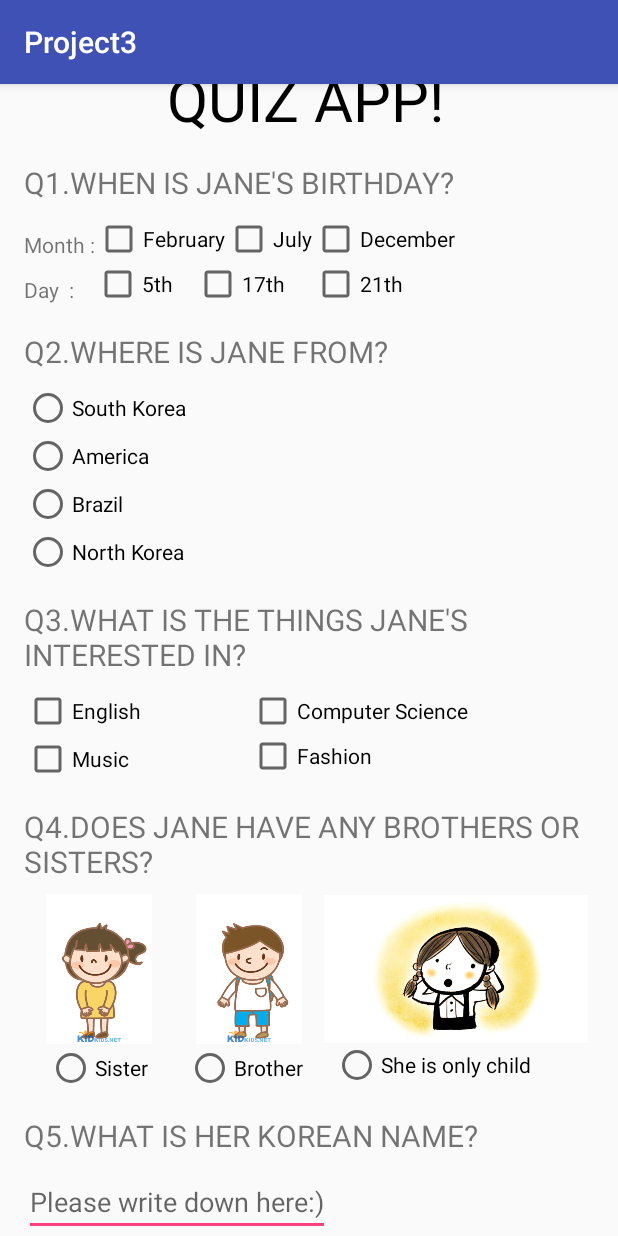
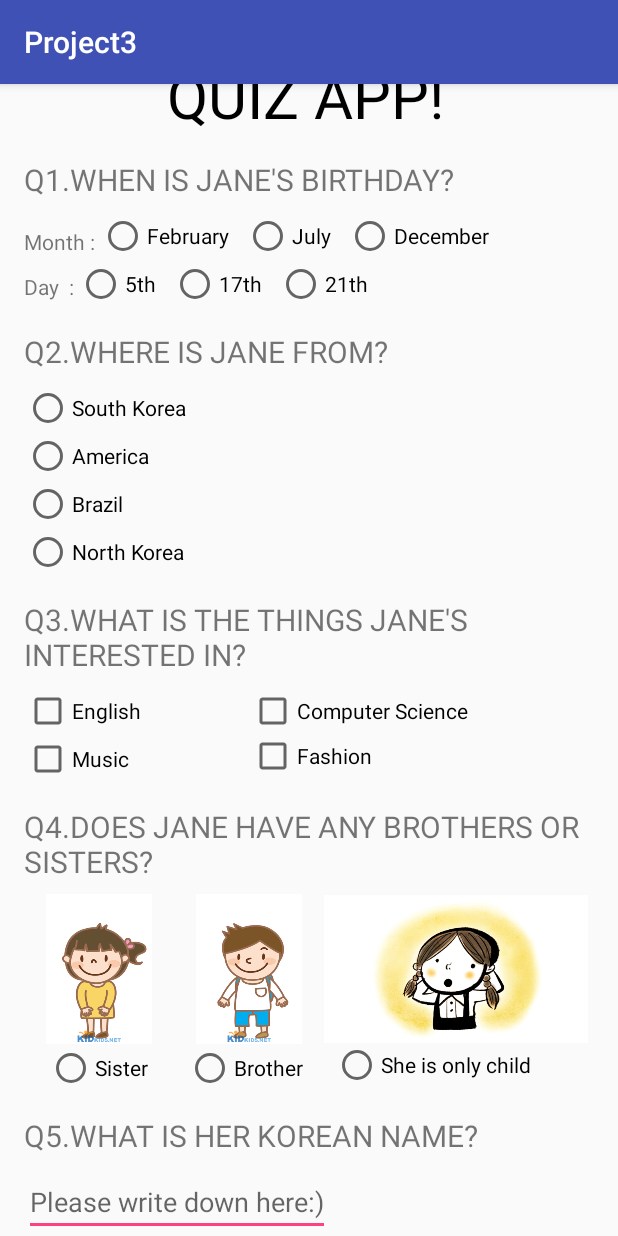
Before and after one commit to Jane0205/Project3_1, an Android app: the screen it shows after launch (MainActivity), on a phone screen of 412 x 824 dp. Run offline under Robolectric (Android 15) with nearby library versions, the phone set to English and light mode, and no system bars.

```diff
--- a/app/src/main/java/com/example/android/project3/MainActivity.java
+++ b/app/src/main/java/com/example/android/project3/MainActivity.java
@@ -8,10 +8,16 @@ import android.widget.EditText;
 import android.widget.RadioGroup;
 import android.widget.Toast;
 
+import static com.example.android.project3.R.id.day1;
+import static com.example.android.project3.R.id.day2;
+import static com.example.android.project3.R.id.day3;
+
 
 public class MainActivity extends AppCompatActivity {
 
     int score = 0;
+    final int A1 = R.id.month1;
+    final int A1_1 = day1;
     final int A2 = R.id.SKorea;
     final int A4 = R.id.bro;
     final String A5 = "Jaeeun Lee";
@@ -26,20 +32,18 @@ public class MainActivity extends AppCompatActivity {
     }
 
     public boolean Q1() {
-        CheckBox month1 = (CheckBox) findViewById(R.id.month1);
-        CheckBox month2 = (CheckBox) findViewById(R.id.month2);
-        CheckBox month3 = (CheckBox) findViewById(R.id.month3);
-        if (month1.isChecked() && !month2.isChecked() && !month3.isChecked()) {
+        RadioGroup Q1rg = (RadioGroup) findViewById(R.id.birthmonth);
+
+        if (Q1rg.getCheckedRadioButtonId() == A1) {
             return true;
         }
         return false;
     }
 
     public boolean Q1_1() {
-        CheckBox day1 = (CheckBox) findViewById(R.id.day1);
-        CheckBox day2 = (CheckBox) findViewById(R.id.day2);
-        CheckBox day3 = (CheckBox) findViewById(R.id.day3);
-        if (day1.isChecked() && !day2.isChecked() && !day3.isChecked()) {
+        RadioGroup Q1_1rg = (RadioGroup) findViewById(R.id.birthday);
+
+        if (Q1_1rg.getCheckedRadioButtonId() == A1_1) {
             return true;
         }
         return false;
--- a/app/src/main/res/layout/activity_main.xml
+++ b/app/src/main/res/layout/activity_main.xml
@@ -42,26 +42,32 @@
                 android:layout_marginTop="10dp"
                 android:text="Month :" />
 
-            <CheckBox
-                android:id="@+id/month1"
+            <RadioGroup
                 android:layout_width="wrap_content"
                 android:layout_height="wrap_content"
-                android:layout_toRightOf="@id/month"
-                android:text="February" />
+                android:orientation="horizontal"
+                android:id="@+id/birthmonth">
+                <RadioButton
+                    android:layout_width="wrap_content"
+                    android:layout_height="wrap_content"
+                    android:text="February"
+                    android:id="@+id/month1"
+                    android:layout_marginLeft="50dp"/>
+                <RadioButton
+                    android:layout_width="wrap_content"
+                    android:layout_height="wrap_content"
+                    android:text="July"
+                    android:id="@+id/month2"
+                    android:layout_marginLeft="10dp"/>
+                <RadioButton
+                    android:layout_width="wrap_content"
+                    android:layout_height="wrap_content"
+                    android:text="December"
+                    android:id="@+id/month3"
+                    android:layout_marginLeft="10dp"/>
+            </RadioGroup>
 
-            <CheckBox
-                android:id="@+id/month2"
-                android:layout_width="wrap_content"
-                android:layout_height="wrap_content"
-                android:layout_toRightOf="@id/month1"
-                android:text="July" />
 
-            <CheckBox
-                android:id="@+id/month3"
-                android:layout_width="wrap_content"
-                android:layout_height="wrap_content"
-                android:layout_toRightOf="@id/month2"
-                android:text="December" />
 
             <TextView
                 android:id="@+id/day"
@@ -70,32 +76,37 @@
                 android:layout_marginTop="40dp"
                 android:text="Day  :    " />
 
-            <CheckBox
-                android:id="@+id/day1"
+            <RadioGroup
                 android:layout_width="wrap_content"
                 android:layout_height="wrap_content"
-                android:layout_marginTop="30dp"
-                android:layout_toRightOf="@id/day"
-                android:text="5th" />
+                android:orientation="horizontal"
+                android:id="@+id/birthday">
+                <RadioButton
+                    android:layout_width="wrap_content"
+                    android:layout_height="wrap_content"
+                    android:text="5th"
+                    android:id="@+id/day1"
+                    android:layout_marginTop="32dp"
+                    android:layout_marginLeft="35dp"/>
+                <RadioButton
+                    android:layout_width="wrap_content"
+                    android:layout_height="wrap_content"
+                    android:text="17th"
+                    android:id="@+id/day2"
+                    android:layout_marginTop="32dp"
 
-            <CheckBox
-                android:id="@+id/day2"
-                android:layout_width="wrap_content"
-                android:layout_height="wrap_content"
-                android:layout_alignBaseline="@+id/day1"
-                android:layout_alignBottom="@+id/day1"
-                android:layout_centerHorizontal="true"
-                android:text="17th" />
+                    android:layout_marginLeft="10dp"/>
+                <RadioButton
+                    android:layout_width="wrap_content"
+                    android:layout_height="wrap_content"
+                    android:text="21th"
+                    android:id="@+id/day3"
+                    android:layout_marginTop="32dp"
 
-            <CheckBox
-                android:id="@+id/day3"
-                android:layout_width="wrap_content"
-                android:layout_height="wrap_content"
-                android:layout_alignBaseline="@+id/day2"
-                android:layout_alignBottom="@+id/day2"
-                android:layout_toEndOf="@+id/month2"
-                android:layout_toRightOf="@+id/month2"
-                android:text="21th" />
+                    android:layout_marginLeft="10dp"/>
+            </RadioGroup>
+
+
 
         </RelativeLayout>
 
```
